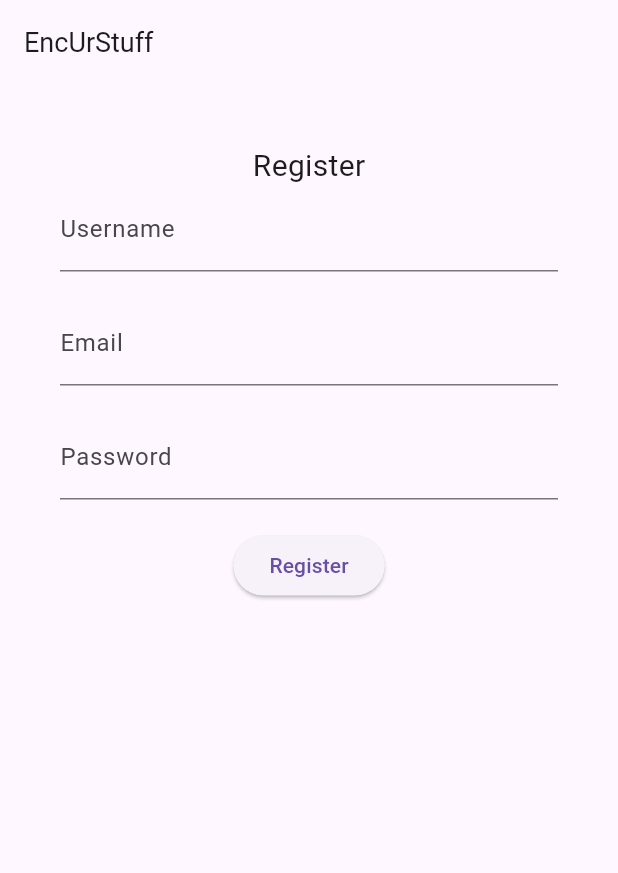
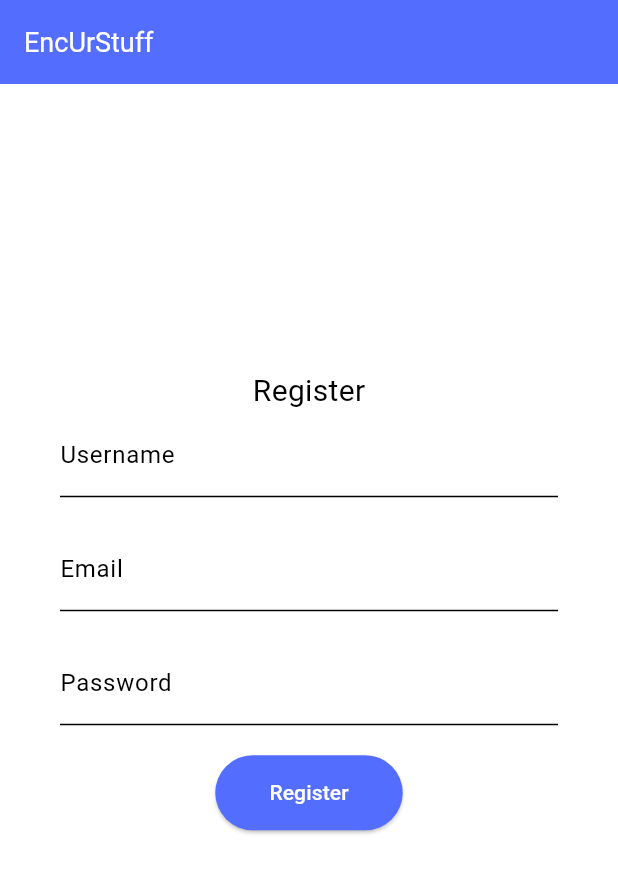
Before and after one commit to willotavio/enc-flutter, a Flutter app: the screen it shows after launch, on a phone screen of 412 x 824 dp. Shown: the top 873 px of the screen. Run offline on Flutter 3.47's test engine with Material 3 defaults, Android fonts, the phone set to English and light mode, and no system bars; our stand-ins replace device_info_plus, file_picker, permission_handler, sqflite; missing offline and left inert: excel, hashlib, pointycastle; accounts and stored records are empty.

Commit message:
Change app color scheme

```diff
--- a/lib/main.dart
+++ b/lib/main.dart
@@ -24,29 +24,53 @@ class _MainAppState extends State<MainApp> {
   Widget build(BuildContext context) {
     return MaterialApp(
       title: "Enc-Flutter",
+      theme: ThemeData(
+        colorScheme: ColorScheme.light(
+          primary: Colors.indigoAccent,
+        ),
+        primaryColor: Colors.indigoAccent,
+        elevatedButtonTheme: ElevatedButtonThemeData(
+          style: ButtonStyle(
+            backgroundColor: MaterialStateProperty.all(Colors.indigoAccent),
+            foregroundColor: MaterialStateProperty.all(Colors.white),
+          )
+        )
+      ),
       darkTheme: ThemeData.dark(
-        useMaterial3: true
+        useMaterial3: true,
+      ).copyWith(
+        colorScheme: ColorScheme.dark(
+          primary: Colors.indigoAccent
+        ),
+        elevatedButtonTheme: ElevatedButtonThemeData(
+          style: ButtonStyle(
+            backgroundColor: MaterialStateProperty.all(Colors.indigoAccent),
+            foregroundColor: MaterialStateProperty.all(Colors.white),
+          )
+        )
       ),
-      home: FutureBuilder(
+      home: Scaffold(
+        appBar: AppBar(
+          title: Text("EncUrStuff", style: TextStyle(fontSize: 18)),
+          backgroundColor: Colors.indigoAccent,
+          foregroundColor: Colors.white,
+        ),
+        body: FutureBuilder(
         future: UserService.getUsers(),
         builder: (BuildContext context, AsyncSnapshot<List<User>> snapshot) {
           if(!snapshot.hasData) {
-            return Scaffold(
-              body: Center(
-                child: CircularProgressIndicator(),
-              ),
+            return Center(
+              child: CircularProgressIndicator(),
             );
           }
           else if(snapshot.hasData && snapshot.data!.isNotEmpty) {
-            print("login");
             return LoginScreen();
           }
           else {
-            print("register");
             return RegisterScreen();
           }
         },
-      ),
+      ),),
       routes: {
         '/home': (context) => HomePage(),
         '/login': (context) => LoginScreen(),
@@ -79,6 +103,8 @@ class _HomePageState extends State<HomePage> {
     return Scaffold(
       appBar: AppBar(
         title: Text("EncUrStuff", style: TextStyle(fontSize: 18)),
+          backgroundColor: Colors.indigoAccent,
+          foregroundColor: Colors.white,
       ),
       drawer: Drawer(
         child: ListView(
--- a/lib/widgets/auth/register_screen.dart
+++ b/lib/widgets/auth/register_screen.dart
@@ -21,11 +21,9 @@ class _RegisterScreenState extends State<RegisterScreen> {
   @override
   Widget build(BuildContext context) {
     return Scaffold(
-      appBar: AppBar(
-        title: Text("EncUrStuff", style: TextStyle(fontSize: 18)),
-      ),
-      body: Padding(
-        padding: const EdgeInsets.all(40.0),
+      body: Center(
+        child: Padding(
+          padding: const EdgeInsets.fromLTRB(40.0, 0, 40.0, 80.0),
           child: SingleChildScrollView(
             child: Form(
               key: _formKey,
@@ -99,12 +97,16 @@ class _RegisterScreenState extends State<RegisterScreen> {
                       }
                     },
                     child: Text("Register"),
+                    style: ElevatedButton.styleFrom(
+                      fixedSize: Size(125, 50),
+                    ),
                   ),
                 ],
               )
             ),
           ),
         ),
+      ),
     );
   }
 }
--- a/lib/widgets/encrypted_texts/delete_encryption_text.dart
+++ b/lib/widgets/encrypted_texts/delete_encryption_text.dart
@@ -75,6 +75,7 @@ class _DeleteEncrypteTextState extends State<DeleteEncryptedText> {
               child: Text("Delete"),
               style: ElevatedButton.styleFrom(
                 fixedSize: Size(100, 50),
+                backgroundColor: Colors.red
               ),
             ),
           ],
--- a/lib/widgets/encrypted_texts/edit_encrypted_text.dart
+++ b/lib/widgets/encrypted_texts/edit_encrypted_text.dart
@@ -188,6 +188,7 @@ class _EditEncryptedTextState extends State<EditEncryptedText> {
                   child: Text("Cancel"),
                   style: ElevatedButton.styleFrom(
                     fixedSize: Size(100, 50),
+                    backgroundColor: Colors.red
                   ),
                 ),
               ],
--- a/lib/widgets/encrypted_texts/encrypted_texts_screen.dart
+++ b/lib/widgets/encrypted_texts/encrypted_texts_screen.dart
@@ -17,7 +17,9 @@ class EncryptedTextsScreen extends StatefulWidget {
 class _EncryptedTextsListState extends State<EncryptedTextsScreen> {
   @override
   Widget build(BuildContext context) {
-    return Column(
+    return Padding(
+      padding: const EdgeInsets.fromLTRB(0, 40.0, 0, 40.0),
+      child: Column(
         children: [
           ElevatedButton(
             onPressed: () async {
@@ -67,6 +69,7 @@ class _EncryptedTextsListState extends State<EncryptedTextsScreen> {
           ),
           Expanded(child: EncryptedTextsList()),
         ],
+      ),
     );
   }
 }
```
Also changed, not shown: lib/widgets/auth/login_screen.dart (+9 -5 lines). Lines whose indentation alone changed are shown as unchanged.
